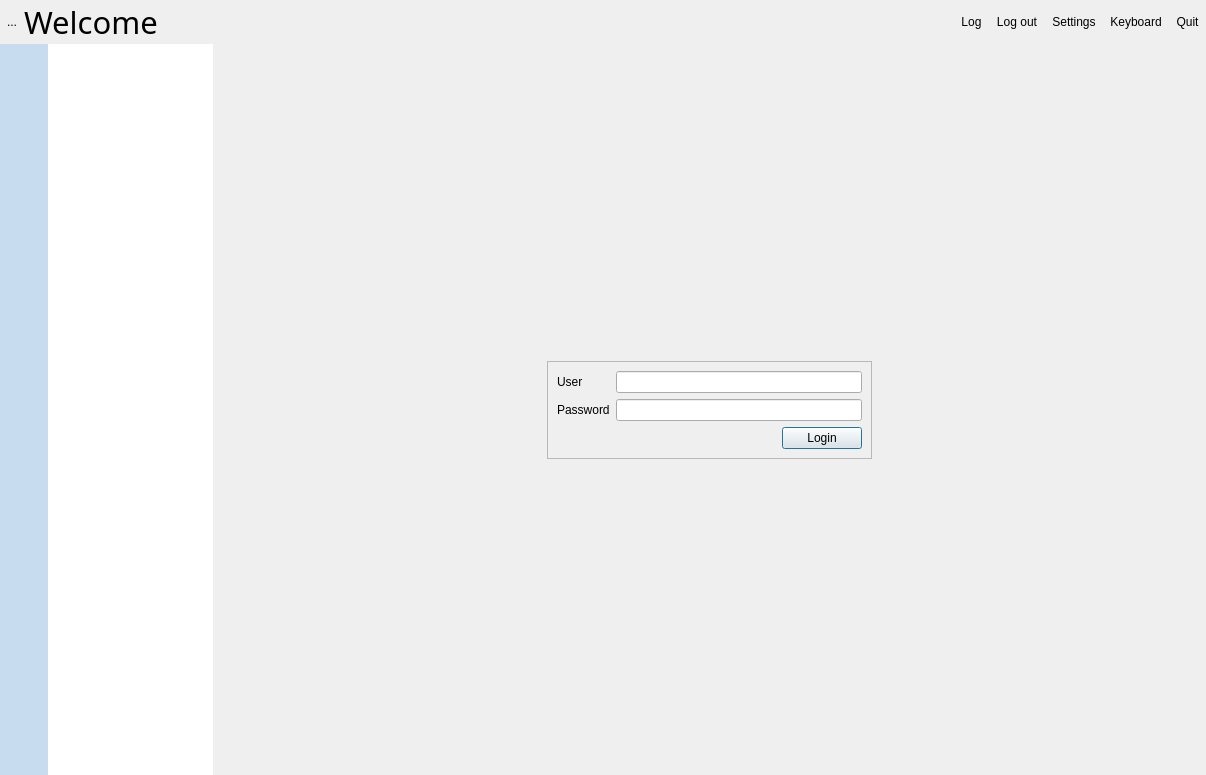
The window that Include/imtgui/CThumbnailDecoratorGuiComp.ui (ImagingTools/ImtCore) describes before a commit, drawn with Qt 5.
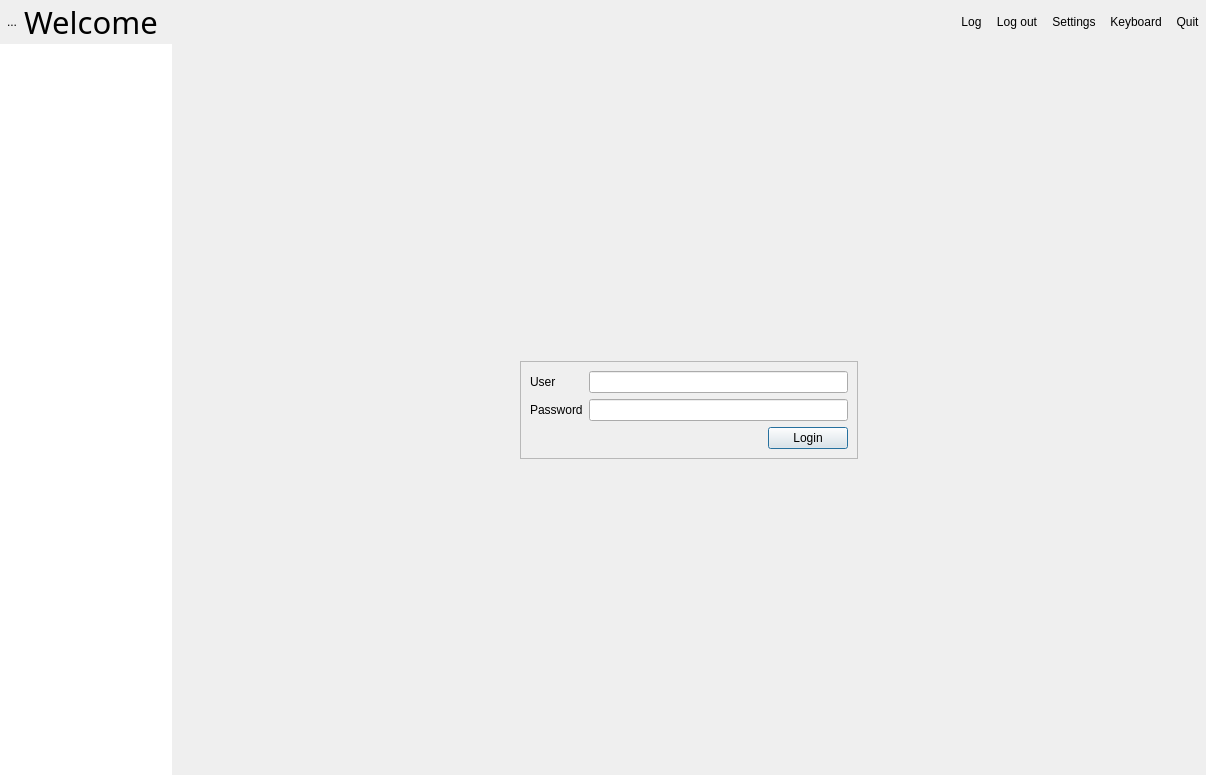
The same window after the commit. Icons and pictures are not drawn.

Patch:
```diff
--- a/Include/imtgui/CThumbnailDecoratorGuiComp.ui
+++ b/Include/imtgui/CThumbnailDecoratorGuiComp.ui
@@ -449,69 +449,6 @@
          <property name="bottomMargin">
           <number>0</number>
          </property>
-         <item>
-          <spacer name="verticalSpacer_4">
-           <property name="orientation">
-            <enum>Qt::Vertical</enum>
-           </property>
-           <property name="sizeType">
-            <enum>QSizePolicy::Maximum</enum>
-           </property>
-           <property name="sizeHint" stdset="0">
-            <size>
-             <width>20</width>
-             <height>40</height>
-            </size>
-           </property>
-          </spacer>
-         </item>
-         <item>
-          <widget class="QListView" name="LeftMenu">
-           <property name="font">
-            <font>
-             <weight>75</weight>
-             <bold>true</bold>
-            </font>
-           </property>
-           <property name="frameShape">
-            <enum>QFrame::NoFrame</enum>
-           </property>
-           <property name="verticalScrollBarPolicy">
-            <enum>Qt::ScrollBarAlwaysOff</enum>
-           </property>
-           <property name="horizontalScrollBarPolicy">
-            <enum>Qt::ScrollBarAlwaysOff</enum>
-           </property>
-           <property name="iconSize">
-            <size>
-             <width>32</width>
-             <height>32</height>
-            </size>
-           </property>
-           <property name="spacing">
-            <number>5</number>
-           </property>
-           <property name="uniformItemSizes">
-            <bool>false</bool>
-           </property>
-          </widget>
-         </item>
-         <item>
-          <spacer name="verticalSpacer_3">
-           <property name="orientation">
-            <enum>Qt::Vertical</enum>
-           </property>
-           <property name="sizeType">
-            <enum>QSizePolicy::Maximum</enum>
-           </property>
-           <property name="sizeHint" stdset="0">
-            <size>
-             <width>20</width>
-             <height>40</height>
-            </size>
-           </property>
-          </spacer>
-         </item>
         </layout>
        </widget>
       </item>
```
Left out of the diff: 2 changed lines with no effect on the pictures.
